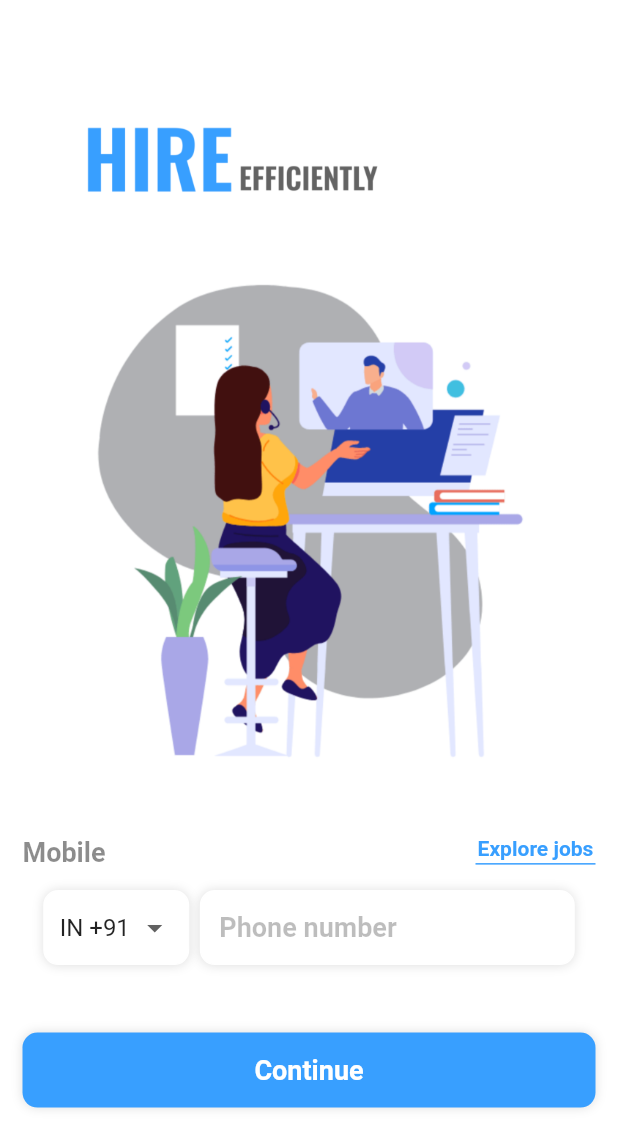
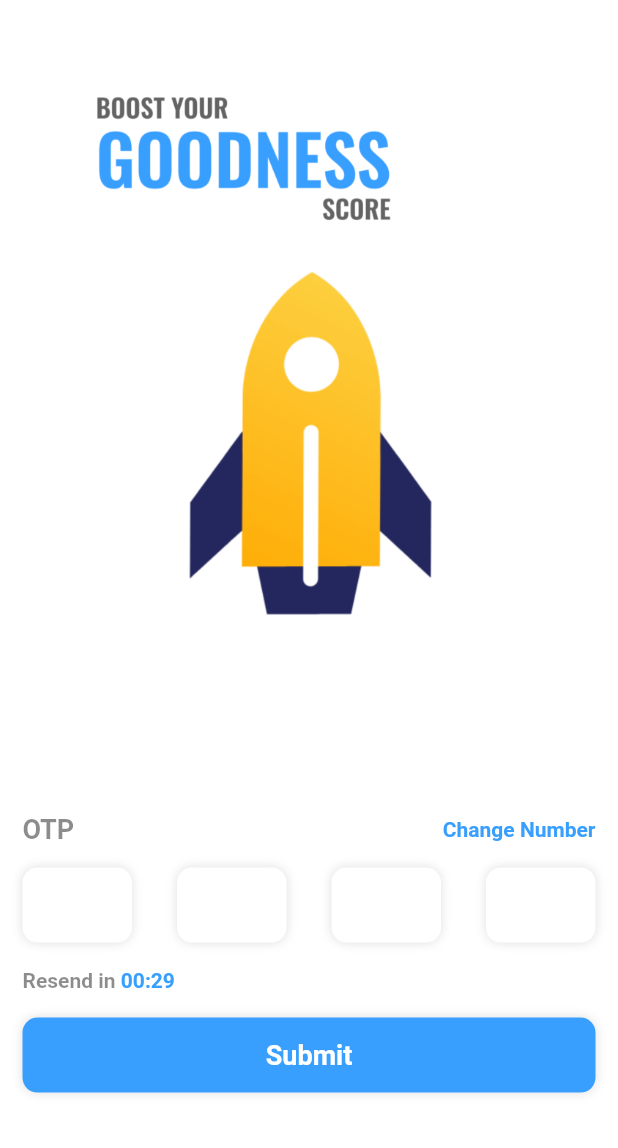
Before and after one commit to srockstech/goodspace_assignment, a Flutter app: the screen it shows after launch, after a tap on "Continue", on a phone screen of 412 x 824 dp. Shown: the top 1148 px of the screen. Run offline on Flutter 3.47's test engine with Material 2 defaults, Android fonts, the light colour scheme and no system bars.

Commit message:
OTP screen complete

```diff
--- a/lib/constants.dart
+++ b/lib/constants.dart
@@ -1,3 +1,4 @@
 import 'package:flutter/material.dart';
 
 const kBlue = Color(0xFF389FFF);
+const kLightBlue = Color(0x44389FFF);
--- a/lib/screens/MyWelcomePage.dart
+++ b/lib/screens/MyWelcomePage.dart
@@ -1,5 +1,6 @@
 import 'package:flutter/material.dart';
 import 'package:goodspace_assignment/constants.dart';
+import 'package:goodspace_assignment/screens/OTPScreen.dart';
 
 class MyWelcomePage extends StatefulWidget {
   const MyWelcomePage({super.key, required this.title});
@@ -32,6 +33,13 @@ class _MyWelcomePageState extends State<MyWelcomePage>
       }
     });
     super.initState();
+  }
+
+  @override
+  void dispose() {
+    // TODO: implement dispose
+    _tabController!.dispose();
+    super.dispose();
   }
 
   @override
@@ -226,7 +234,14 @@ class _MyWelcomePageState extends State<MyWelcomePage>
                       ],
                     ),
                     child: TextButton(
-                      onPressed: () {},
+                      onPressed: () {
+                        Navigator.push(
+                          context,
+                          MaterialPageRoute(
+                            builder: (context) => const OTPScreen(),
+                          ),
+                        );
+                      },
                       child: const Text(
                         'Continue',
                         style: TextStyle(
--- /dev/null
+++ b/lib/screens/OTPScreen.dart
@@ -0,0 +1,345 @@
+import 'package:flutter/material.dart';
+import 'package:goodspace_assignment/constants.dart';
+
+class OTPScreen extends StatefulWidget {
+  const OTPScreen({super.key});
+
+  @override
+  State<OTPScreen> createState() => _OTPScreenState();
+}
+
+class _OTPScreenState extends State<OTPScreen> with TickerProviderStateMixin {
+  TabController? _tabController;
+  var timer;
+
+  void startTimer() async {
+    timer = 30;
+    while (timer != 0) {
+      await Future.delayed(Duration(seconds: 1), () {});
+      setState(() {
+        timer--;
+      });
+    }
+  }
+
+  @override
+  void initState() {
+    startTimer();
+    _tabController = TabController(length: 4, vsync: this);
+    setState(() {
+      _tabController!.animateTo(1);
+    });
+    _tabController!.addListener(() {
+      if (_tabController!.indexIsChanging == false) {
+        setState(() {
+          _tabController!.animateTo(
+              (_tabController!.index != 3) ? _tabController!.index + 1 : 0,
+              duration: const Duration(seconds: 3),
+              curve: Curves.easeInOut);
+        });
+      }
+    });
+    super.initState();
+  }
+
+  @override
+  void dispose() {
+    // TODO: implement dispose
+    _tabController!.dispose();
+    super.dispose();
+  }
+
+  @override
+  Widget build(BuildContext context) {
+    var screenHeight = MediaQuery.of(context).size.height;
+    return Scaffold(
+      backgroundColor: Colors.white,
+      body: SafeArea(
+        child: ListView(children: [
+          Container(
+            color: Colors.white,
+            child: Column(
+              mainAxisAlignment: MainAxisAlignment.spaceEvenly,
+              crossAxisAlignment: CrossAxisAlignment.start,
+              children: <Widget>[
+                // tab bar with 4 tabs with images 1.png, 2.png, 3.png, 4.png respectively
+                TabBar(
+                  tabs: const [
+                    Tab(
+                      child: SizedBox(),
+                    ),
+                    Tab(
+                      child: SizedBox(),
+                    ),
+                    Tab(
+                      child: SizedBox(),
+                    ),
+                    Tab(
+                      child: SizedBox(),
+                    ),
+                  ],
+                  indicatorColor: Colors.transparent,
+                  controller: _tabController,
+                ),
+
+                // tab bar view with 4 tabs with images 1.png, 2.png, 3.png, 4.png respectively
+                SizedBox(
+                  height: screenHeight * 0.6,
+                  child: TabBarView(
+                    controller: _tabController,
+                    children: [
+                      Center(
+                        child: Image.asset('lib/assets/images/1.png'),
+                      ),
+                      Center(
+                        child: Image.asset('lib/assets/images/2.png'),
+                      ),
+                      Center(
+                        child: Image.asset('lib/assets/images/3.png'),
+                      ),
+                      Center(
+                        child: Image.asset('lib/assets/images/4.png'),
+                      ),
+                    ],
+                  ),
+                ),
+                const Padding(
+                  padding: EdgeInsets.symmetric(horizontal: 15),
+                  child: Row(
+                    mainAxisAlignment: MainAxisAlignment.spaceBetween,
+                    children: [
+                      Text(
+                        'OTP',
+                        style: TextStyle(
+                          fontSize: 18,
+                          fontWeight: FontWeight.w600,
+                          color: Colors.black45,
+                        ),
+                      ),
+                      Text(
+                        'Change Number',
+                        style: TextStyle(
+                          fontSize: 14,
+                          color: kBlue,
+                          fontWeight: FontWeight.w600,
+                        ),
+                      ),
+                    ],
+                  ),
+                ),
+                Row(
+                  mainAxisAlignment: MainAxisAlignment.spaceEvenly,
+                  children: [
+                    Flexible(
+                      child: Padding(
+                        padding: const EdgeInsets.all(15),
+                        child: Container(
+                          width: 250,
+                          height: 50,
+                          decoration: BoxDecoration(
+                            color: Colors.white,
+                            borderRadius: BorderRadius.circular(10),
+                            border: Border.all(
+                              color: Colors.white,
+                            ),
+                            boxShadow: const [
+                              BoxShadow(
+                                color: Colors.black12,
+                                blurRadius: 5,
+                              ),
+                            ],
+                          ),
+                          child: TextField(
+                            keyboardType: TextInputType.number,
+                            style: const TextStyle(
+                                fontSize: 18, fontWeight: FontWeight.w600),
+                            decoration: InputDecoration(
+                              border: OutlineInputBorder(
+                                borderSide: BorderSide.none,
+                                borderRadius: BorderRadius.circular(10),
+                              ),
+                            ),
+                          ),
+                        ),
+                      ),
+                    ),
+                    Flexible(
+                      child: Padding(
+                        padding: const EdgeInsets.all(15),
+                        child: Container(
+                          width: 250,
+                          height: 50,
+                          decoration: BoxDecoration(
+                            color: Colors.white,
+                            borderRadius: BorderRadius.circular(10),
+                            border: Border.all(
+                              color: Colors.white,
+                            ),
+                            boxShadow: const [
+                              BoxShadow(
+                                color: Colors.black12,
+                                blurRadius: 5,
+                              ),
+                            ],
+                          ),
+                          child: TextField(
+                            keyboardType: TextInputType.number,
+                            style: const TextStyle(
+                                fontSize: 18, fontWeight: FontWeight.w600),
+                            decoration: InputDecoration(
+                              border: OutlineInputBorder(
+                                borderSide: BorderSide.none,
+                                borderRadius: BorderRadius.circular(10),
+                              ),
+                            ),
+                          ),
+                        ),
+                      ),
+                    ),
+                    Flexible(
+                      child: Padding(
+                        padding: const EdgeInsets.all(15),
+                        child: Container(
+                          width: 250,
+                          height: 50,
+                          decoration: BoxDecoration(
+                            color: Colors.white,
+                            borderRadius: BorderRadius.circular(10),
+                            border: Border.all(
+                              color: Colors.white,
+                            ),
+                            boxShadow: const [
+                              BoxShadow(
+                                color: Colors.black12,
+                                blurRadius: 5,
+                              ),
+                            ],
+                          ),
+                          child: TextField(
+                            keyboardType: TextInputType.number,
+                            style: const TextStyle(
+                                fontSize: 18, fontWeight: FontWeight.w600),
+                            decoration: InputDecoration(
+                              border: OutlineInputBorder(
+                                borderSide: BorderSide.none,
+                                borderRadius: BorderRadius.circular(10),
+                              ),
+                            ),
+                          ),
+                        ),
+                      ),
+                    ),
+                    Flexible(
+                      child: Padding(
+                        padding: const EdgeInsets.all(15),
+                        child: Container(
+                          width: 250,
+                          height: 50,
+                          decoration: BoxDecoration(
+                            color: Colors.white,
+                            borderRadius: BorderRadius.circular(10),
+                            border: Border.all(
+                              color: Colors.white,
+                            ),
+                            boxShadow: const [
+                              BoxShadow(
+                                color: Colors.black12,
+                                blurRadius: 5,
+                              ),
+                            ],
+                          ),
+                          child: TextField(
+                            keyboardType: TextInputType.number,
+                            style: const TextStyle(
+                                fontSize: 18, fontWeight: FontWeight.w600),
+                            decoration: InputDecoration(
+                              border: OutlineInputBorder(
+                                borderSide: BorderSide.none,
+                                borderRadius: BorderRadius.circular(10),
+                              ),
+                            ),
+                          ),
+                        ),
+                      ),
+                    ),
+                  ],
+                ),
+                Padding(
+                  padding: const EdgeInsets.symmetric(horizontal: 15),
+                  child: SizedBox(
+                    height: 20,
+                    child: (timer > 0)
+                        ? Row(
+                            children: [
+                              const Text(
+                                'Resend in',
+                                textAlign: TextAlign.left,
+                                style: TextStyle(
+                                  fontSize: 14,
+                                  color: Colors.black45,
+                                  fontWeight: FontWeight.w600,
+                                ),
+                              ),
+                              Text(
+                                (timer > 9) ? ' 00:$timer' : ' 00:0$timer',
+                                textAlign: TextAlign.left,
+                                style: const TextStyle(
+                                  fontSize: 14,
+                                  color: kBlue,
+                                  fontWeight: FontWeight.w600,
+                                ),
+                              ),
+                            ],
+                          )
+                        : Row(
+                            children: [
+                              Text(
+                                'Resend OTP',
+                                textAlign: TextAlign.left,
+                                style: const TextStyle(
+                                  fontSize: 14,
+                                  color: kBlue,
+                                  fontWeight: FontWeight.w600,
+                                ),
+                              ),
+                            ],
+                          ),
+                  ),
+                ),
+                // continue button
+                Padding(
+                  padding: const EdgeInsets.all(15),
+                  child: Container(
+                    width: double.infinity,
+                    height: 50,
+                    decoration: BoxDecoration(
+                      color: kBlue,
+                      borderRadius: BorderRadius.circular(10),
+                      boxShadow: const [
+                        BoxShadow(
+                          color: Colors.black12,
+                          blurRadius: 5,
+                        ),
+                      ],
+                    ),
+                    child: TextButton(
+                      onPressed: () {},
+                      child: const Text(
+                        'Submit',
+                        style: TextStyle(
+                          color: Colors.white,
+                          fontSize: 18,
+                          fontWeight: FontWeight.w600,
+                        ),
+                      ),
+                    ),
+                  ),
+                ),
+              ],
+            ),
+          ),
+        ]),
+      ),
+    );
+  }
+}
```
